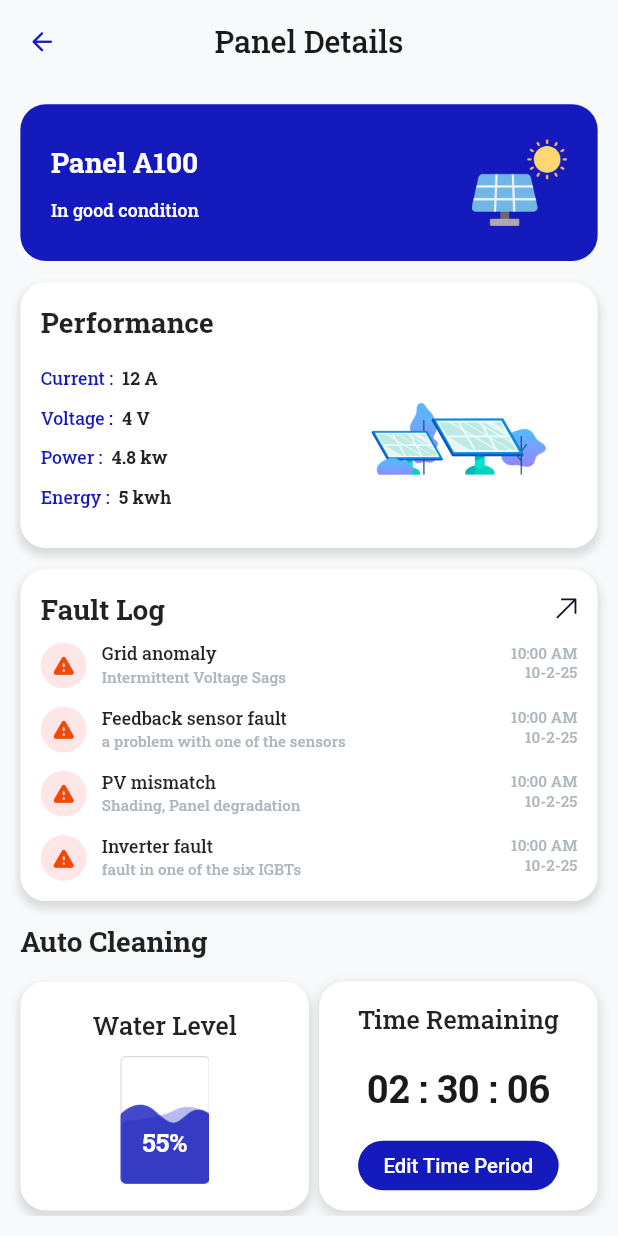
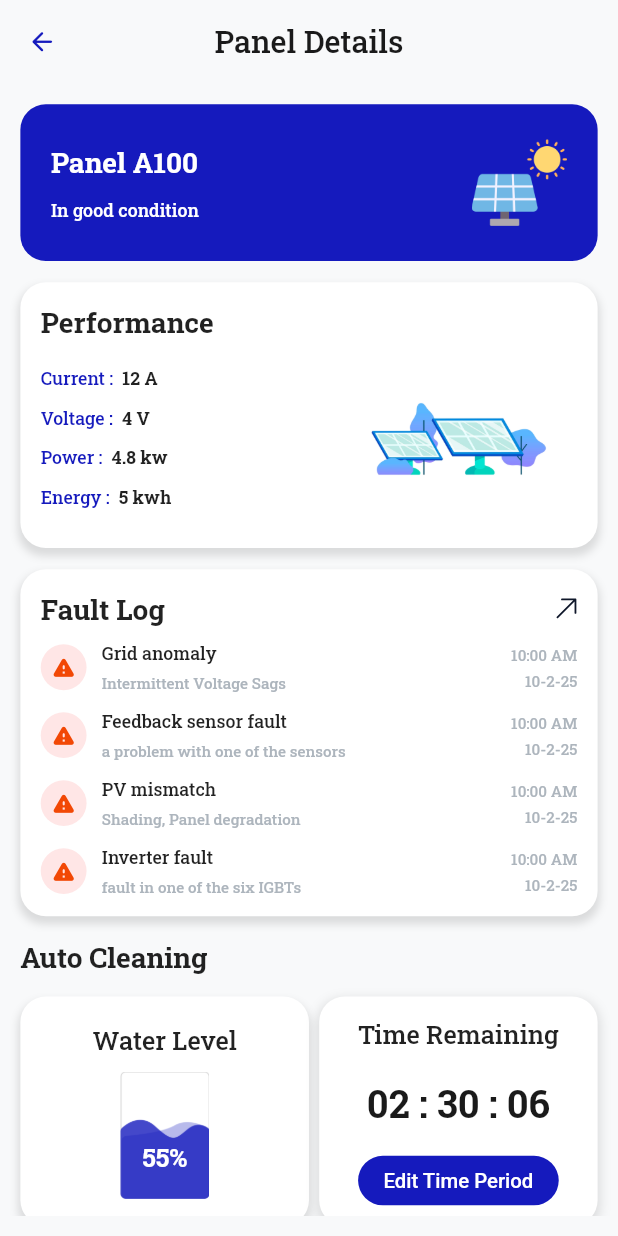
Before and after one commit to Habeba-Elhosary/solari-app, a Flutter app: the PanelDetailsScreen screen opened directly, on a phone screen of 412 x 824 dp. Run offline on Flutter 3.47's test engine with Material 3 defaults, Android fonts, the phone set to English and light mode, and no system bars; our stand-ins replace bloc, bot_toast, cached_network_image, connectivity_plus, dio, easy_localization and 15 more; missing offline and left inert: app_settings, firebase_notifications_handler; accounts and stored records are empty; statements that could not run were skipped.

Commit message:
finished fault log screen UI

```diff
--- a/lib/features/panels/presentation/widgets/fault_log_entry.dart
+++ b/lib/features/panels/presentation/widgets/fault_log_entry.dart
@@ -22,7 +22,7 @@ class FaultLogEntry extends StatelessWidget {
   @override
   Widget build(BuildContext context) {
     return Row(
-      crossAxisAlignment: CrossAxisAlignment.start,
+      crossAxisAlignment: CrossAxisAlignment.center,
       children: [
         Container(
           padding: EdgeInsets.all(8.sp),
@@ -47,6 +47,7 @@ class FaultLogEntry extends StatelessWidget {
                   fontFamily: AppFonts.robotoSlab,
                 ),
               ),
+              AppSpacer(heightRatio: 0.2),
               Text(
                 description,
                 style: TextStyles.regular12.copyWith(
@@ -59,6 +60,7 @@ class FaultLogEntry extends StatelessWidget {
         ),
         Column(
           crossAxisAlignment: CrossAxisAlignment.end,
+          mainAxisAlignment: MainAxisAlignment.center,
           children: [
             Text(
               time,
@@ -67,6 +69,7 @@ class FaultLogEntry extends StatelessWidget {
                 fontFamily: AppFonts.robotoSlab,
               ),
             ),
+            AppSpacer(heightRatio: 0.2),
             Text(
               date,
               style: TextStyles.regular12.copyWith(
--- a/lib/features/panels/presentation/widgets/fault_log_section.dart
+++ b/lib/features/panels/presentation/widgets/fault_log_section.dart
@@ -7,7 +7,9 @@ import 'package:solari/core/constants/app_colors.dart';
 import 'package:solari/core/constants/app_fonts.dart';
 import 'package:solari/core/constants/app_text_styles.dart';
 import 'package:solari/core/widgets/app_spacer.dart';
+import 'package:solari/features/panels/presentation/pages/fault_log_screen.dart';
 import 'package:solari/features/panels/presentation/widgets/fault_log_entry.dart';
+import 'package:solari/injection_container.dart';
 
 class FaultLogSection extends StatelessWidget {
   const FaultLogSection({super.key});
@@ -61,7 +63,11 @@ class FaultLogSection extends StatelessWidget {
         mainAxisAlignment: MainAxisAlignment.start,
         crossAxisAlignment: CrossAxisAlignment.start,
         children: [
-          Row(
+          GestureDetector(
+            onTap: () {
+              appNavigator.push(screen: const FaultLogScreen());
+            },
+            child: Row(
               children: [
                 Text(
                   tr('fault_log'),
@@ -72,6 +78,7 @@ class FaultLogSection extends StatelessWidget {
                 Spacer(),
                 SvgPicture.asset(AppAssets.upperArrow, height: 17.sp)
               ],
+            ),
           ),
           AppSpacer(heightRatio: 0.5),
           ListView.separated(
```
Also changed, not shown: lib/features/panels/presentation/pages/fault_log_screen.dart (added, +50 -0 lines). Lines whose indentation alone changed are shown as unchanged.
